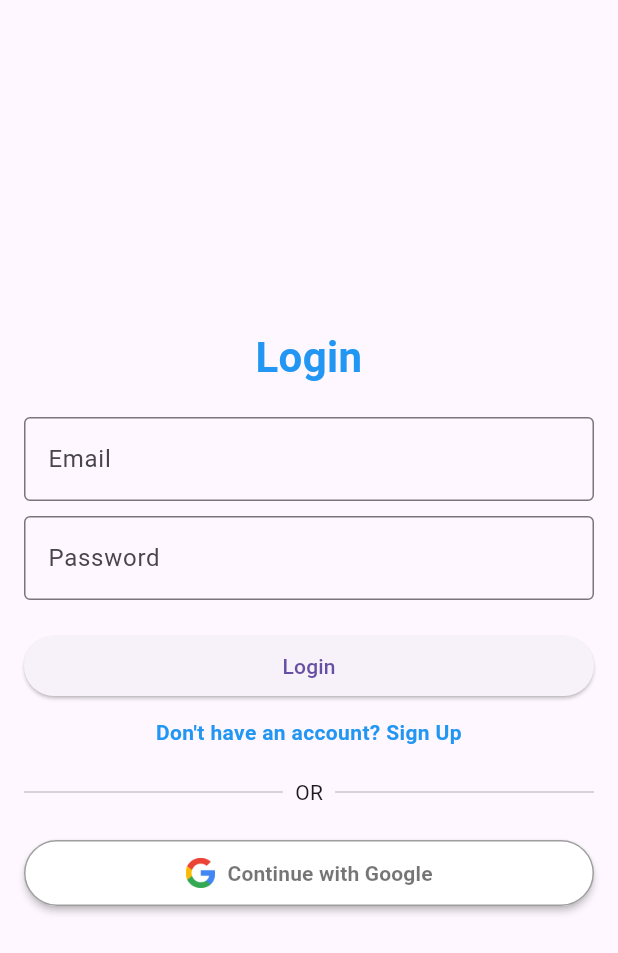
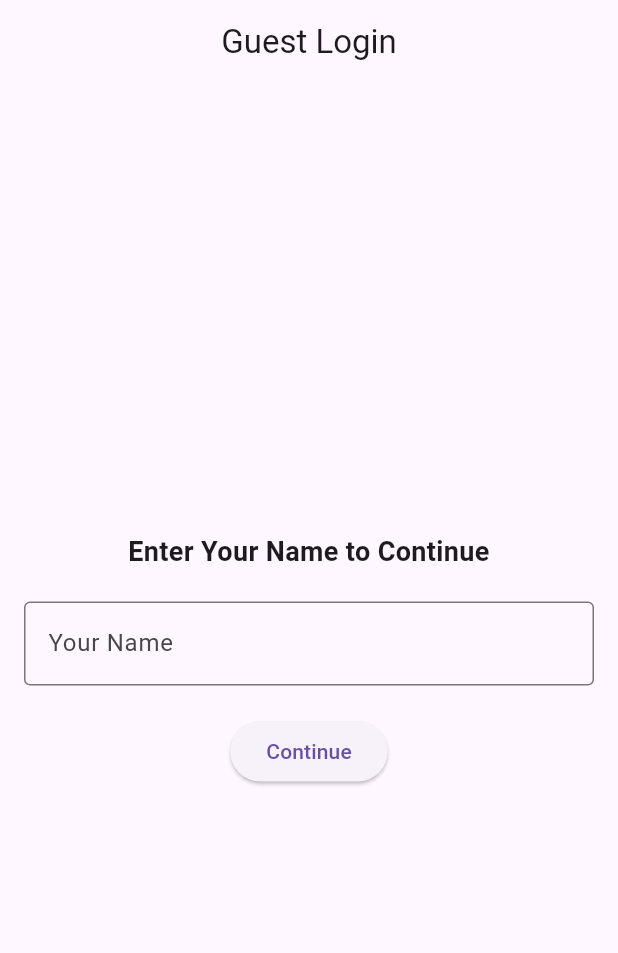
Before and after one commit to iamvedantp/Flutter_Quiz_App, a Flutter app: the screen it shows after launch, on a phone screen of 412 x 824 dp. Shown: the top 953 px of the screen. Run offline on Flutter 3.47's test engine with Material 3 defaults, Android fonts, the phone set to English and light mode, and no system bars; our stand-ins replace firebase_core; accounts and stored records are empty.

Commit message:
Guest login page added

```diff
--- a/lib/main.dart
+++ b/lib/main.dart
@@ -1,10 +1,9 @@
 import 'package:firebase_core/firebase_core.dart';
 import 'package:flutter/material.dart';
 import 'screens/home_screen.dart';
+import 'screens/guest_login_screen.dart';
 import 'screens/quiz_screen.dart';
 import 'screens/results_screen.dart';
-import 'screens/login_signup_screen.dart';
-import 'screens/signup_form_screen.dart';
 
 void main() async {
   WidgetsFlutterBinding.ensureInitialized();
@@ -28,12 +27,13 @@ class QuizApp extends StatelessWidget {
       theme: ThemeData(
         primarySwatch: Colors.blue,
       ),
-      initialRoute: '/login',
+      initialRoute: '/',
       routes: {
-        '/': (context) => const HomeScreen(),
-        '/home': (context) => const HomeScreen(),
-        '/login': (context) => const LoginSignupScreen(),
-        '/signup': (context) => const SignupFormScreen(),
+        '/': (context) => const GuestLoginScreen(),
+        '/home': (context) {
+          final args = ModalRoute.of(context)!.settings.arguments as String;
+          return HomeScreen(userName: args);
+        },
         '/quiz': (context) {
           final args = ModalRoute.of(context)!.settings.arguments as String;
           return QuizScreen(difficulty: args);
--- /dev/null
+++ b/lib/screens/guest_login_screen.dart
@@ -0,0 +1,61 @@
+import 'package:flutter/material.dart';
+
+class GuestLoginScreen extends StatefulWidget {
+  const GuestLoginScreen({super.key});
+
+  @override
+  State<GuestLoginScreen> createState() => _GuestLoginScreenState();
+}
+
+class _GuestLoginScreenState extends State<GuestLoginScreen> {
+  final TextEditingController _nameController = TextEditingController();
+
+  void _navigateToHomeScreen() {
+    if (_nameController.text.trim().isNotEmpty) {
+      Navigator.pushNamed(context, '/home',
+          arguments: _nameController.text.trim());
+    } else {
+      ScaffoldMessenger.of(context).showSnackBar(
+        const SnackBar(content: Text('Please enter your name!')),
+      );
+    }
+  }
+
+  @override
+  Widget build(BuildContext context) {
+    return Scaffold(
+      appBar: AppBar(
+        title: Text('Guest Login'),
+        centerTitle: true,
+      ),
+      body: Padding(
+        padding: EdgeInsets.all(16.0),
+        child: Column(
+          mainAxisAlignment: MainAxisAlignment.center,
+          children: [
+            Text(
+              "Enter Your Name to Continue",
+              style: TextStyle(fontSize: 18, fontWeight: FontWeight.bold),
+              textAlign: TextAlign.center,
+            ),
+            SizedBox(height: 20),
+            TextField(
+              controller: _nameController,
+              decoration: InputDecoration(
+                border: OutlineInputBorder(),
+                labelText: 'Your Name',
+              ),
+            ),
+            const SizedBox(
+              height: 20,
+            ),
+            ElevatedButton(
+              onPressed: _navigateToHomeScreen,
+              child: const Text('Continue'),
+            ),
+          ],
+        ),
+      ),
+    );
+  }
+}
```
Also changed, not shown: lib/screens/home_screen.dart (+7 -6 lines), 2 other files.
